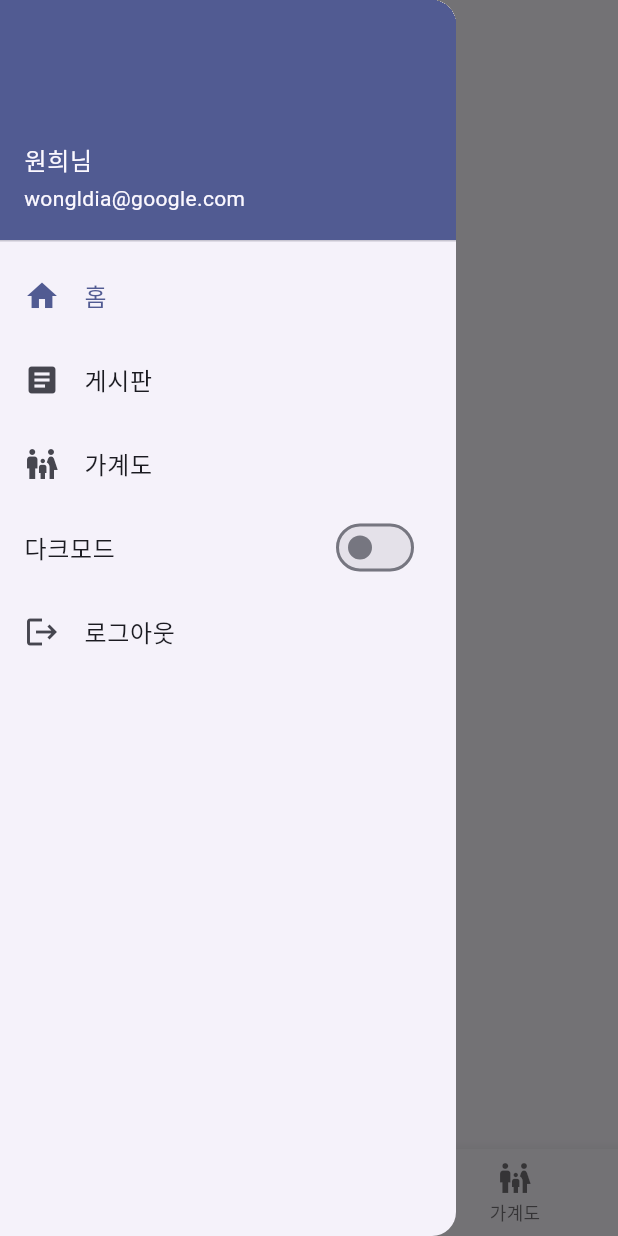
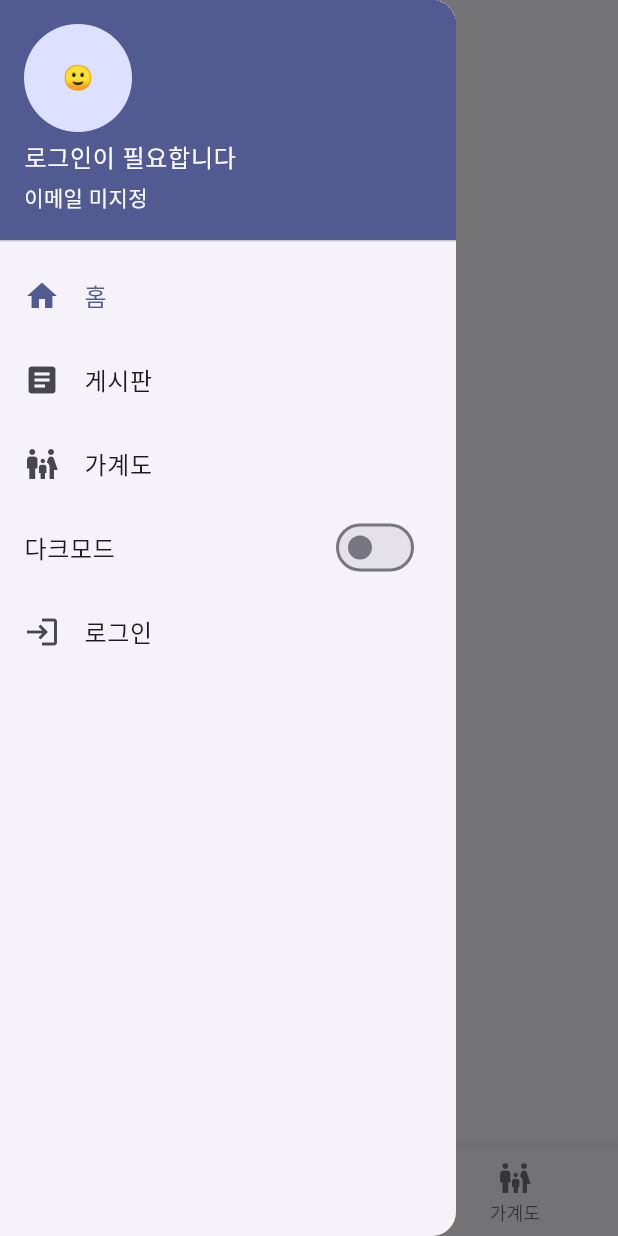
Before and after one commit to Jaesub/FamilyApp, a Flutter app: the screen it shows after launch, with the side drawer open, on a phone screen of 412 x 824 dp. Run offline on Flutter 3.47's test engine with Material 3 defaults, Android fonts, the light colour scheme and no system bars; accounts and stored records are empty.

Commit message:
feat : 로그인 기능 수정. 1) drawer 에서 로그인/로그아웃 되도록 수정. 2) 실제 로그인 페이지 전환은 로그인 버튼 클릭시 진행되도록 수정

```diff
--- a/lib/app.dart
+++ b/lib/app.dart
@@ -1,73 +1,50 @@
+// lib/app.dart
 import 'package:flutter/material.dart';
 import 'home/home_page.dart';
 import 'services/auth_service.dart';
 import 'login/login_page.dart';
+import 'models/user.dart';
 
 class MyApp extends StatefulWidget {
   const MyApp({super.key});
-
   @override
   State<MyApp> createState() => _MyAppState();
 }
 
 class _MyAppState extends State<MyApp> {
-  final AuthService _auth = AuthService(); // 인증 서비스
-  final GlobalKey<NavigatorState> _navKey = GlobalKey<NavigatorState>(); // 로그아웃
+  final AuthService _auth = AuthService(); // 로그인 상태/유저 보관
   bool _isDarkMode = false;
 
-  void _onLoggedIn() => setState(() {}); // 로그인 성공 시 리빌드
-  Future<void> _onLoggedOut()  async {
+  // 로그인 플로우: LoginPage를 push하고, 성공 시 User를 돌려받아 상태만 갱신
+  Future<void> _startLoginFlow(BuildContext context) async {
+    final User? user = await Navigator.of(context).push<User>(
+      MaterialPageRoute(builder: (_) => LoginPage(auth: _auth)),
+    );
+    if (user != null && mounted) {
+      setState(() {}); // _auth.currentUser 갱신됨 → HomePage에 반영
+    }
+  }
+
+  // 로그아웃: 상태만 초기화하고 리빌드 (화면 전환 없음)
+  Future<void> _logout() async {
     await _auth.logout();
-
-    // if (mounted) setState(() {});
-    // debugPrint('isLoggedIn(before build) = ${_auth.isLoggedIn}');
-
-    if (!mounted) return;
-
-    // HomePage를 완전히 제거하고 LoginPage만 남기기
-    _navKey.currentState?.pushAndRemoveUntil(
-      MaterialPageRoute(
-        builder: (_) => LoginPage(auth: _auth, onLoggedIn: _onLoggedIn),
-      ),
-          (route) => false,
-    );
+    if (mounted) setState(() {});
   }
 
   @override
   Widget build(BuildContext context) {
-    final home = _auth.isLoggedIn
-        ? HomePage(
-      isDarkMode: _isDarkMode,
-      onToggleDarkMode: () => setState(() => _isDarkMode = !_isDarkMode),
-      onLogout: _onLoggedOut,                 // 로그아웃 콜백
-    ) : LoginPage(auth: _auth, onLoggedIn: _onLoggedIn); // 로그인 페이지
-
     return MaterialApp(
-      navigatorKey: _navKey,
       title: '가족사랑 앱 💖',
       theme: _isDarkMode
           ? ThemeData.dark()
           : ThemeData(colorScheme: ColorScheme.fromSeed(seedColor: Colors.indigo)),
       home: HomePage(
         isDarkMode: _isDarkMode,
-        onToggleDarkMode: () {
-          setState(() {
-            _isDarkMode = !_isDarkMode;
-          });
-        }, onLogout: _onLoggedOut,
+        onToggleDarkMode: () => setState(() => _isDarkMode = !_isDarkMode),
+        onLogout: _logout,                               // 로그아웃 시 상태만 갱신
+        onLoginRequested: (ctx) => _startLoginFlow(ctx), // 로그인 요청 → 모달
+        user: _auth.currentUser,                         // Drawer에 표시할 유저
       ),
     );
   }
-  // // 로그아웃 됨
-  //     theme: _isDarkMode ? ThemeData.dark()
-  //         : ThemeData(colorScheme: ColorScheme.fromSeed(seedColor: Colors.indigo)),
-  //     home: _auth.isLoggedIn
-  //         ? HomePage(
-  //       isDarkMode: _isDarkMode,
-  //       onToggleDarkMode: () => setState(() => _isDarkMode = !_isDarkMode),
-  //       onLogout: _onLoggedOut, // 콜백 전달
-  //     )
-  //         : LoginPage(auth: _auth, onLoggedIn: _onLoggedIn),
-  //   );
-  // }
 }
--- a/lib/board/board_page.dart
+++ b/lib/board/board_page.dart
@@ -2,6 +2,7 @@ import 'package:flutter/material.dart';
 import 'board_controller.dart';
 import 'board_model.dart';
 
+// 게시판 페이지
 class BoardPage extends StatefulWidget {
   final BoardController controller; // 외부에서 입력받음
   const BoardPage({super.key, required this.controller});
--- a/lib/home/home_page.dart
+++ b/lib/home/home_page.dart
@@ -2,18 +2,23 @@ import 'package:flutter/material.dart';
 import '../board/board_page.dart';
 import '../board/board_controller.dart';
 import '../family/family_page.dart';
+import '../models/user.dart';
 
 class HomePage extends StatefulWidget {
   final bool isDarkMode;
   final VoidCallback onToggleDarkMode;
   //final VoidCallback onLogout;
   final Future<void> Function() onLogout;
+  final Future<void> Function(BuildContext) onLoginRequested; // 로그인 요청 콜백
+  final User? user; // 현재 로그인 사용자
 
   const HomePage({
     super.key,
     required this.isDarkMode,
     required this.onToggleDarkMode,
     required this.onLogout,
+    required this.onLoginRequested,
+    required this.user,
   });
 
   @override
@@ -48,14 +53,30 @@ class _HomePageState extends State<HomePage> {
 
   @override
   Widget build(BuildContext context) {
+    final bool loggedIn = widget.user != null; // 로그인 여부
     return Scaffold(
       appBar: AppBar(title: const Text("가족사랑 앱 💖")),
       drawer: Drawer(
         child: ListView(
           children: [
-            UserAccountsDrawerHeader( // 추후 로그인 정보
-              accountName: const Text("원희님"),
-              accountEmail: const Text("wongldia@google.com"),
+            // 로그인 여부에 따른 헤더 표시
+            UserAccountsDrawerHeader(
+            //   accountName: const Text("원희님"),
+            //   accountEmail: const Text("wongldia@google.com"),
+            // ),
+              accountName: Text(
+                loggedIn ? (widget.user!.displayName) : "로그인이 필요합니다",
+              ),
+              accountEmail: Text(
+                loggedIn ? (widget.user!.email) : "이메일 미지정",
+              ),
+              currentAccountPicture: CircleAvatar(
+                child: Text(
+                  loggedIn
+                      ? widget.user!.displayName.characters.first
+                      : '🙂',
+                ),
+              ),
             ),
             ListTile(
               leading: const Icon(Icons.home),
@@ -80,17 +101,47 @@ class _HomePageState extends State<HomePage> {
               value: widget.isDarkMode,
               onChanged: (_) => widget.onToggleDarkMode(),
             ),
+
+            // ListTile(
+            //   leading: const Icon(Icons.logout),
+            //   title: const Text("로그아웃"),
+            //   onTap: () async {
+            //     Navigator.pop(context);
+            //     await widget.onLogout(); // 실제 로그아웃 _goLogin() 호출되어 LoginPage로 교체됨
+            //     if (!mounted) return;
+            //     ScaffoldMessenger.of(context)
+            //         .showSnackBar(const SnackBar(content: Text("로그아웃 되었어요.")));
+            //   },
+            // ),
+
+            // 로그인/로그아웃 메뉴를 조건부로 렌더링
+            if (!loggedIn)
+              ListTile(
+                leading: const Icon(Icons.login),
+                title: const Text("로그인"),
+                onTap: () async {
+                  Navigator.pop(context); // Drawer 닫기
+                  await widget.onLoginRequested(context); // LoginPage로 이동하여 로그인 처리
+                  if (!mounted) return;
+                  ScaffoldMessenger.of(context).showSnackBar(
+                    const SnackBar(content: Text("로그인 되었습니다.")),
+                  );
+                },
+              )
+            else
               ListTile(
                 leading: const Icon(Icons.logout),
                 title: const Text("로그아웃"),
                 onTap: () async {
                   Navigator.pop(context);
-                await widget.onLogout(); // 실제 로그아웃
+                  await widget.onLogout(); // 상태만 초기화
                   if (!mounted) return;
-                ScaffoldMessenger.of(context)
-                    .showSnackBar(const SnackBar(content: Text("로그아웃 되었어요.")));
+                  ScaffoldMessenger.of(context).showSnackBar(
+                    const SnackBar(content: Text("로그아웃 되었어요.")),
+                  );
                 },
               ),
+
           ],
         ),
       ),
--- /dev/null
+++ b/lib/models/user.dart
@@ -0,0 +1,6 @@
+class User {
+  final String email;
+  final String displayName;
+
+  User({required this.email, required this.displayName});
+}
--- a/lib/services/auth_service.dart
+++ b/lib/services/auth_service.dart
@@ -1,20 +1,31 @@
+import '../models/user.dart';
+
 class AuthService {
   bool _loggedIn = false;
+  User? _currentUser;
+
   bool get isLoggedIn => _loggedIn;
+  User? get currentUser => _currentUser;
 
   /// 모의 로그인: 이메일/비밀번호가 비어있지 않으면 성공
-  Future<void> login({required String email, required String password}) async {
-    await Future.delayed(const Duration(milliseconds: 500)); // 로딩 느낌
+  /// 실제 API 붙일 때 여기서 네트워크 호출/검증 수행
+  Future<User> login({required String email, required String password}) async {
+    await Future.delayed(const Duration(milliseconds: 400));
     if (email.isEmpty || password.isEmpty) {
-      throw Exception('이메일과 비밀번호를 입력하세요.');
+      throw Exception('이메일/비밀번호를 입력하세요.');
     }
-    // 예시: 아주 단순한 검증. 필요 시 서버/Firebase로 교체.
-    if (!email.contains('@')) throw Exception('올바른 이메일 형식이 아닙니다.');
+    if (!email.contains('@')) {
+      throw Exception('올바른 이메일 형식이 아닙니다.');
+    }
+    // 예시: 서버에서 받아온 사용자 정보라고 가정
+    _currentUser = User(email: email, displayName: '고갱님');
     _loggedIn = true;
+    return _currentUser!;
   }
 
   Future<void> logout() async {
     await Future.delayed(const Duration(milliseconds: 200));
     _loggedIn = false;
+    _currentUser = null;
   }
 }
```
Also changed, not shown: lib/login/login_page.dart (+22 -5 lines). Lines whose indentation alone changed are shown as unchanged.
